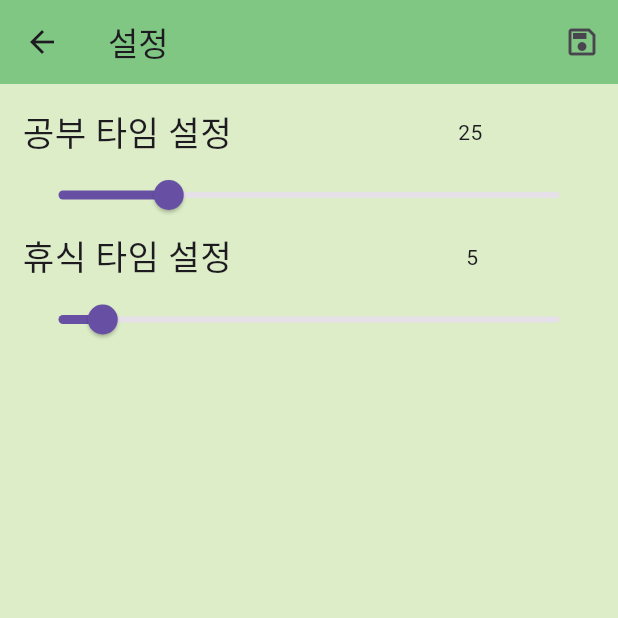
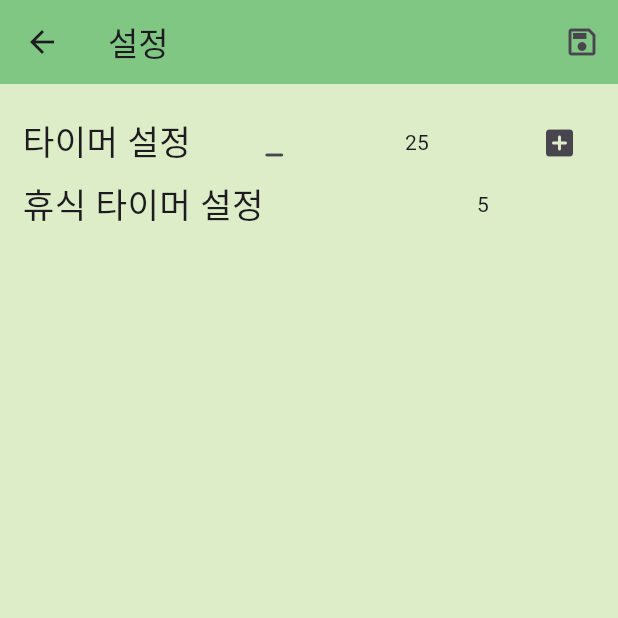
Before and after one commit to woojin20212321/Flutter_Project, a Flutter app: the OptionScreen screen opened directly, on a phone screen of 412 x 824 dp, the top half of it. Run offline on Flutter 3.47's test engine with Material 3 defaults, Android fonts, the light colour scheme and no system bars; our stand-ins replace audioplayers, flutter_screenutil, shared_preferences, sqflite; accounts and stored records are empty.

Commit message:
타이머 기능 수정 필요함

```diff
--- a/pomo/lib/screens/option_screen.dart
+++ b/pomo/lib/screens/option_screen.dart
@@ -1,5 +1,7 @@
 import 'package:flutter/material.dart';
 import 'package:flutter_screenutil/flutter_screenutil.dart';
+import 'package:pomo/provider/time_set.dart';
+import 'package:provider/provider.dart';
 
 class OptionScreen extends StatefulWidget {
   const OptionScreen({
@@ -14,12 +16,17 @@ class OptionScreen extends StatefulWidget {
 }
 
 class _OptionScreenState extends State<OptionScreen> {
-  double workTimeValue = 1500.0;
-  double breakTimeValue = 300.0;
-  int optionWorkTime = 25;
+  late TimeSet timeSet = Provider.of<TimeSet>(context);
+  late int timerValue = timeSet.getTime();
+
   int optionBreakTime = 5;
 
-  void save() {}
+  String format(int seconds) {
+    var duration = Duration(seconds: seconds);
+    print('$duration');
+    return duration.toString().split(".").first.substring(2, 4);
+  }
+
   @override
   Widget build(BuildContext context) {
     return ScreenUtilInit(
@@ -32,7 +39,8 @@ class _OptionScreenState extends State<OptionScreen> {
           appBar: AppBar(
             backgroundColor: Colors.green[300],
             actions: [
-              IconButton(onPressed: save, icon: const Icon(Icons.save_outlined))
+              IconButton(
+                  onPressed: () {}, icon: const Icon(Icons.save_outlined))
             ],
             title: Row(
               mainAxisAlignment: MainAxisAlignment.spaceBetween,
@@ -49,31 +57,27 @@ class _OptionScreenState extends State<OptionScreen> {
                   mainAxisAlignment: MainAxisAlignment.spaceBetween,
                   children: [
                     Text(
-                      '공부 타임 설정',
+                      '타이머 설정',
                       style: TextStyle(
                         fontSize: 20.w,
                       ),
                     ),
+                    IconButton(
+                        onPressed: timeSet.decrement,
+                        icon: Icon(Icons.minimize_rounded)),
                     SizedBox(),
-                    Text('$optionWorkTime'),
-                    SizedBox()
+                    Text(format(timeSet.getTime())),
+                    SizedBox(),
+                    IconButton(
+                        onPressed: timeSet.increment,
+                        icon: Icon(Icons.add_box_rounded)),
                   ],
-                ),
-                Slider(
-                  value: workTimeValue,
-                  max: 7200,
-                  divisions: 60,
-                  onChanged: (value) => setState(() {
-                    workTimeValue = value;
-                    optionWorkTime = workTimeValue.toInt();
-                    optionWorkTime = (optionWorkTime / 60).floor();
-                  }),
                 ),
                 Row(
                   mainAxisAlignment: MainAxisAlignment.spaceBetween,
                   children: [
                     Text(
-                      '휴식 타임 설정',
+                      '휴식 타이머 설정',
                       style: TextStyle(
                         fontSize: 20.w,
                       ),
@@ -83,16 +87,6 @@ class _OptionScreenState extends State<OptionScreen> {
                     SizedBox()
                   ],
                 ),
-                Slider(
-                  value: breakTimeValue,
-                  max: 3600,
-                  divisions: 60,
-                  onChanged: (value) => setState(() {
-                    breakTimeValue = value;
-                    optionBreakTime = breakTimeValue.toInt();
-                    optionBreakTime = (optionBreakTime / 60).floor();
-                  }),
-                ),
               ],
             ),
           ),
```
Also changed, not shown: pomo/lib/main.dart (+14 -5 lines), pomo/lib/provider/time_set.dart (added, +26 -0 lines), pomo/lib/screens/timer_screen.dart (+5 -3 lines).
